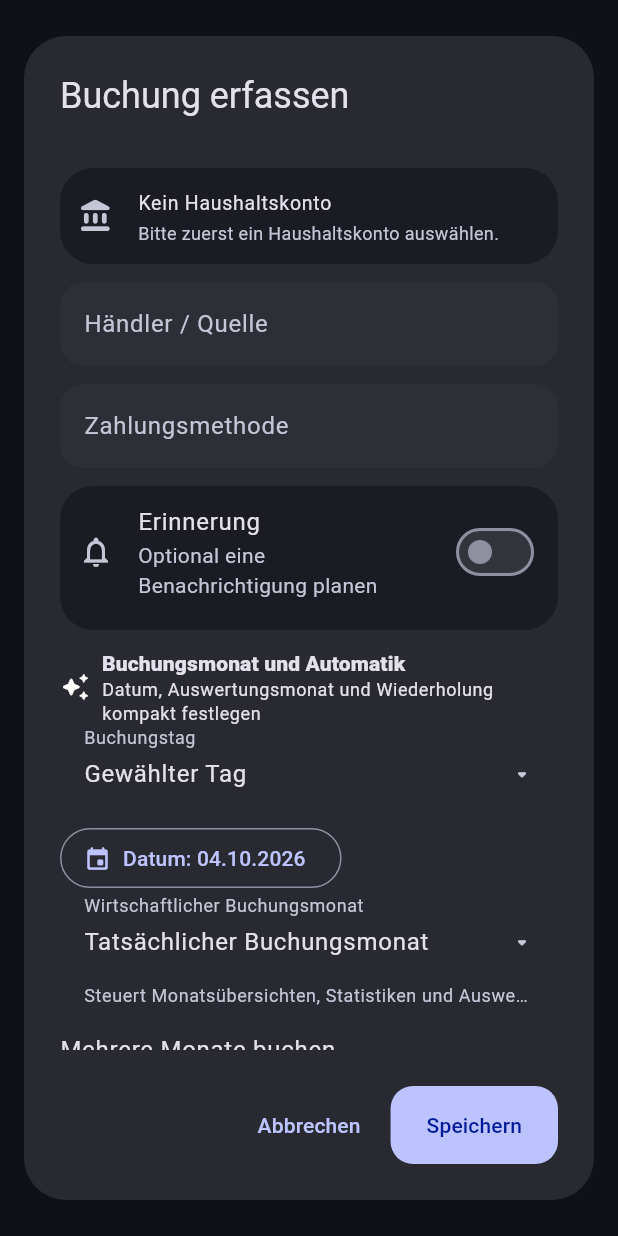
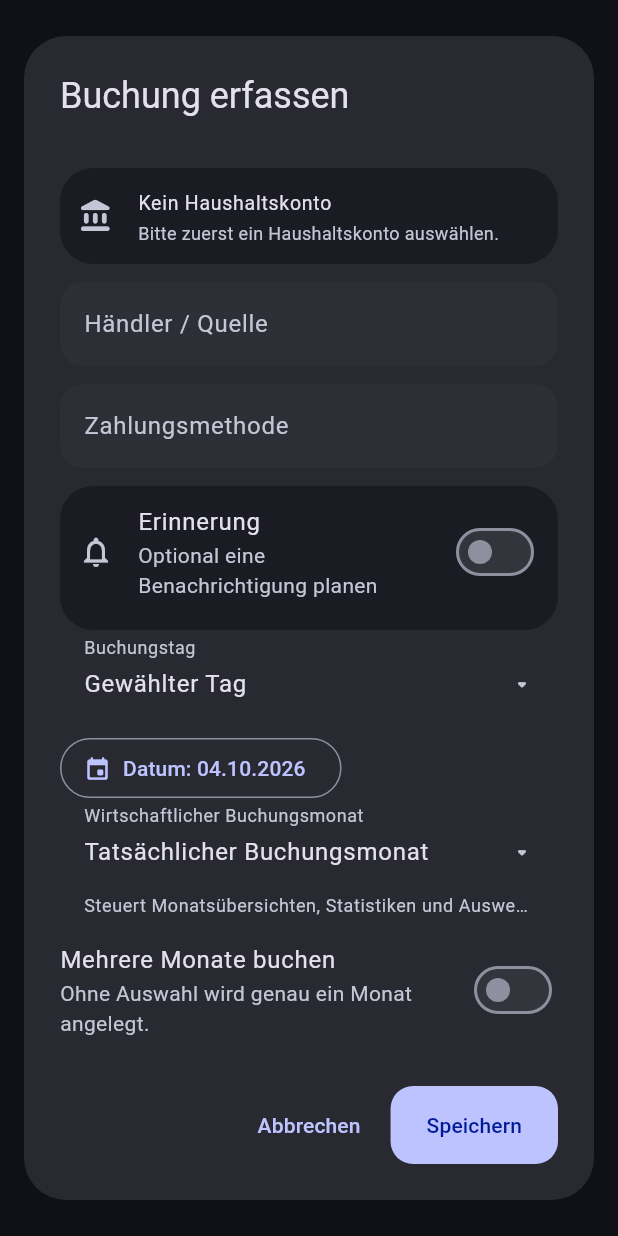
Before and after one commit to Michael2004Organization/WealthFlow, a Flutter app: the _EntryEditor widget shown alone on an empty page, opened directly with empty values, scrolled down 392 dp, on a phone screen of 412 x 824 dp. Run offline on Flutter 3.47's test engine with Material 3 defaults, Android fonts, the phone set to English and light mode, and no system bars; our stand-ins replace drift, drift_flutter, fl_chart, flutter_local_notifications, flutter_riverpod, flutter_secure_storage and 3 more; missing offline and left inert: cryptography, dart:html, file_selector; accounts and stored records are empty; generated files the repository leaves out were written again.

Commit message:
Haushalt: überflüssiges Label im Buchungsdialog entfernen
Co-Authored-By: Claude Opus 5.5 (1M context) <noreply@anthropic.com>
Claude-Session: https://claude.ai/code/session_011UK61aN9okqbW2CZqMv3Ut

```diff
--- a/lib/features/household/household_page.dart
+++ b/lib/features/household/household_page.dart
@@ -1058,32 +1058,6 @@ class _EntryEditorState extends State<_EntryEditor> {
                 ),
               ),
               const SizedBox(height: 12),
-              Align(
-                alignment: Alignment.centerLeft,
-                child: Row(
-                  children: [
-                    const Icon(Icons.auto_awesome_rounded, size: 20),
-                    const SizedBox(width: 8),
-                    Expanded(
-                      child: Column(
-                        crossAxisAlignment: CrossAxisAlignment.start,
-                        children: [
-                          Text(
-                            'Buchungsmonat und Automatik',
-                            style: Theme.of(context).textTheme.titleSmall
-                                ?.copyWith(fontWeight: FontWeight.w800),
-                          ),
-                          Text(
-                            'Datum, Auswertungsmonat und Wiederholung kompakt festlegen',
-                            style: Theme.of(context).textTheme.bodySmall,
-                          ),
-                        ],
-                      ),
-                    ),
-                  ],
-                ),
-              ),
-              const SizedBox(height: 8),
               SearchableDropdownButtonFormField<String>(
                 key: ValueKey(_timing),
                 initialValue: _timing,
```
